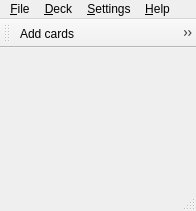
The window that mnemosyne/mnemosyne/pyqt_ui/main_window.ui (mnemosyne-proj/mnemosyne) describes before a commit, drawn with Qt 5.
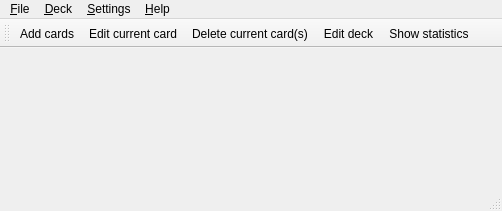
The same window after the commit. Icons and pictures are not drawn.

Commit message: Hooked up dummy show statistics window with no data.

What changed in the file:
```diff
--- a/mnemosyne/mnemosyne/pyqt_ui/main_window.ui
+++ b/mnemosyne/mnemosyne/pyqt_ui/main_window.ui
@@ -5,7 +5,7 @@
    <rect>
     <x>0</x>
     <y>0</y>
-    <width>196</width>
+    <width>502</width>
     <height>211</height>
    </rect>
   </property>
@@ -28,8 +28,8 @@
     <rect>
      <x>0</x>
      <y>0</y>
-     <width>196</width>
-     <height>25</height>
+     <width>502</width>
+     <height>22</height>
     </rect>
    </property>
    <widget class="QMenu" name="menuFile" >
```
Left out of the diff: 18 changed lines with no effect on the pictures. The commit also changes 3 other files.
